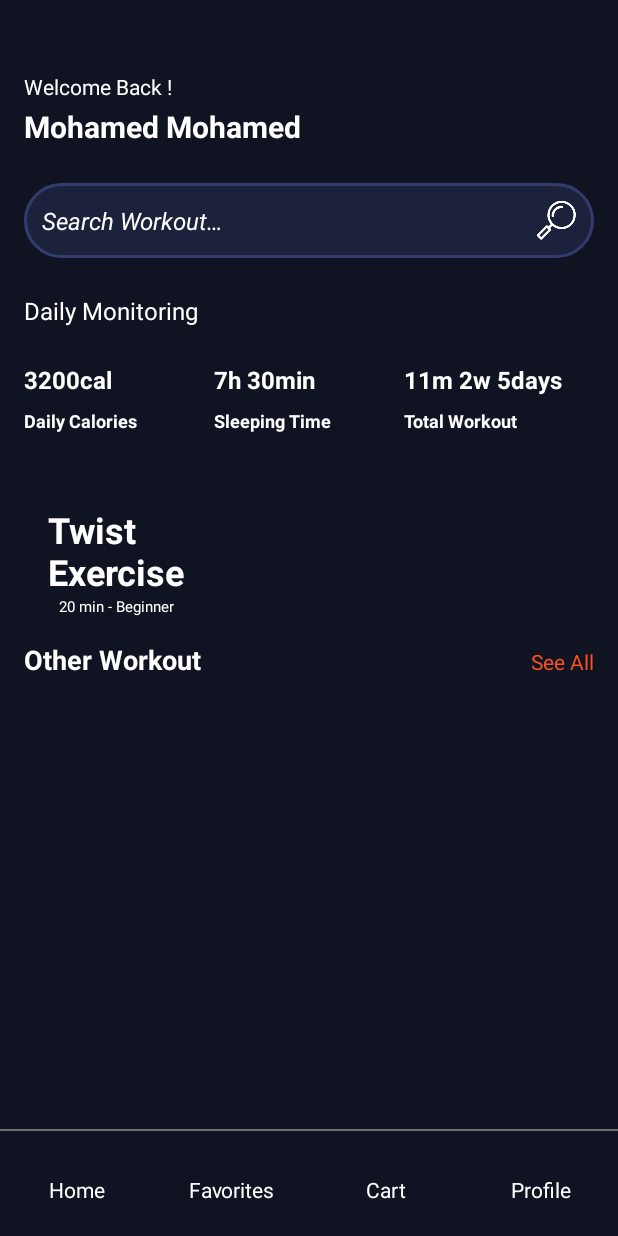
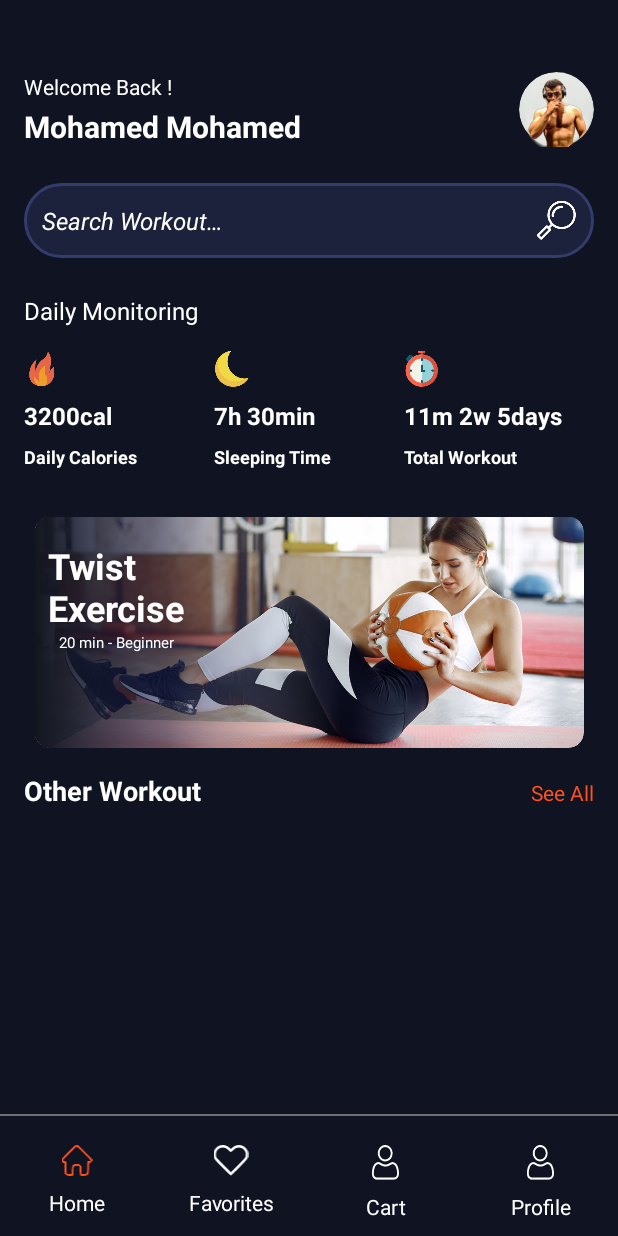
Before and after one commit to 3mohamed-abdelfattah/FitWave, an Android app: the MainActivity screen opened directly, with no data from a screen before it, on a phone screen of 412 x 824 dp. Run offline under Robolectric (Android 15) with nearby library versions, the light colour scheme and no system bars.

Commit message:
Edit Photos Bug

```diff
--- a/app/src/main/res/layout/activity_main.xml
+++ b/app/src/main/res/layout/activity_main.xml
@@ -49,10 +49,10 @@
                     android:id="@+id/imageView2"
                     android:layout_width="50dp"
                     android:layout_height="50dp"
+                    android:src="@drawable/profile"
                     app:layout_constraintBottom_toBottomOf="parent"
                     app:layout_constraintEnd_toEndOf="parent"
-                    app:layout_constraintTop_toTopOf="parent"
-                    app:srcCompat="@drawable/profile" />
+                    app:layout_constraintTop_toTopOf="parent" />
 
 
             </androidx.constraintlayout.widget.ConstraintLayout>
@@ -103,7 +103,7 @@
                     <ImageView
                         android:layout_width="wrap_content"
                         android:layout_height="wrap_content"
-                        app:srcCompat="@drawable/monitor1" />
+                        android:src="@drawable/monitor1" />
 
                     <TextView
                         android:id="@+id/textView71"
@@ -134,7 +134,7 @@
                     <ImageView
                         android:layout_width="wrap_content"
                         android:layout_height="wrap_content"
-                        app:srcCompat="@drawable/monitor2" />
+                        android:src="@drawable/monitor2" />
 
                     <TextView
                         android:id="@+id/textView72"
@@ -165,7 +165,7 @@
                     <ImageView
                         android:layout_width="wrap_content"
                         android:layout_height="wrap_content"
-                        app:srcCompat="@drawable/monitor3" />
+                        android:src="@drawable/monitor3" />
 
                     <TextView
                         android:id="@+id/textView73"
@@ -197,11 +197,11 @@
                     android:id="@+id/imageView4"
                     android:layout_width="wrap_content"
                     android:layout_height="wrap_content"
+                    android:src="@drawable/banner"
                     app:layout_constraintBottom_toBottomOf="parent"
                     app:layout_constraintEnd_toEndOf="parent"
                     app:layout_constraintStart_toStartOf="parent"
-                    app:layout_constraintTop_toTopOf="parent"
-                    app:srcCompat="@drawable/banner" />
+                    app:layout_constraintTop_toTopOf="parent" />
 
                 <TextView
                     android:id="@+id/textView10"
@@ -267,6 +267,7 @@
         android:id="@+id/view"
         android:layout_width="wrap_content"
         android:layout_height="1dp"
+        android:layout_marginBottom="10dp"
         android:background="#707070"
         app:layout_constraintBottom_toTopOf="@+id/coordinatorLayout"
         app:layout_constraintEnd_toEndOf="parent"
@@ -302,7 +303,7 @@
                         android:id="@+id/imageView5"
                         android:layout_width="match_parent"
                         android:layout_height="wrap_content"
-                        app:srcCompat="@drawable/btn_1"
+                        android:src="@drawable/btn_1"
                         app:tint="@color/white" />
 
                     <TextView
@@ -323,7 +324,7 @@
                     <ImageView
                         android:layout_width="match_parent"
                         android:layout_height="wrap_content"
-                        app:srcCompat="@drawable/btn_2"
+                        android:src="@drawable/btn_2"
                         app:tint="@color/white" />
 
                     <TextView
@@ -344,7 +345,7 @@
                     <ImageView
                         android:layout_width="match_parent"
                         android:layout_height="wrap_content"
-                        app:srcCompat="@drawable/btn_3"
+                        android:src="@drawable/btn_4"
                         app:tint="@color/white" />
 
                     <TextView
@@ -365,7 +366,7 @@
                     <ImageView
                         android:layout_width="match_parent"
                         android:layout_height="wrap_content"
-                        app:srcCompat="@drawable/btn_4"
+                        android:src="@drawable/btn_4"
                         app:tint="@color/white" />
 
                     <TextView
```
